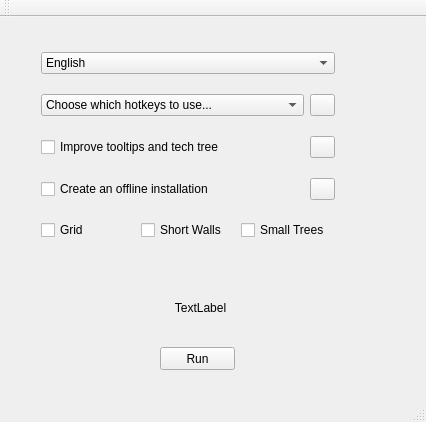
Before: the Qt Designer form mainwindow.ui in SiegeEngineers/WololoKingdoms, drawn with Qt 5.
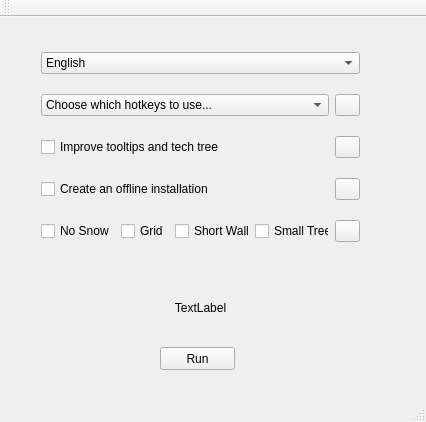
After: the same form once the commit is applied.

Commit message: NoSnow and Grid mods separated

```diff
--- a/mainwindow.ui
+++ b/mainwindow.ui
@@ -19,7 +19,7 @@
      <rect>
       <x>30</x>
       <y>10</y>
-      <width>316</width>
+      <width>341</width>
       <height>231</height>
      </rect>
     </property>
@@ -192,6 +192,13 @@
      </item>
      <item row="9" column="0">
       <layout class="QHBoxLayout" name="horizontalLayout">
+       <item>
+        <widget class="QCheckBox" name="useNoSnow">
+         <property name="text">
+          <string>No Snow</string>
+         </property>
+        </widget>
+       </item>
        <item>
         <widget class="QCheckBox" name="useGrid">
          <property name="text">
@@ -213,6 +220,22 @@
          </property>
         </widget>
        </item>
+       <item>
+        <widget class="QPushButton" name="modsTip">
+         <property name="maximumSize">
+          <size>
+           <width>25</width>
+           <height>16777215</height>
+          </size>
+         </property>
+         <property name="toolTipDuration">
+          <number>0</number>
+         </property>
+         <property name="text">
+          <string/>
+         </property>
+        </widget>
+       </item>
       </layout>
      </item>
     </layout>
```
The commit also changes 3 other files.
